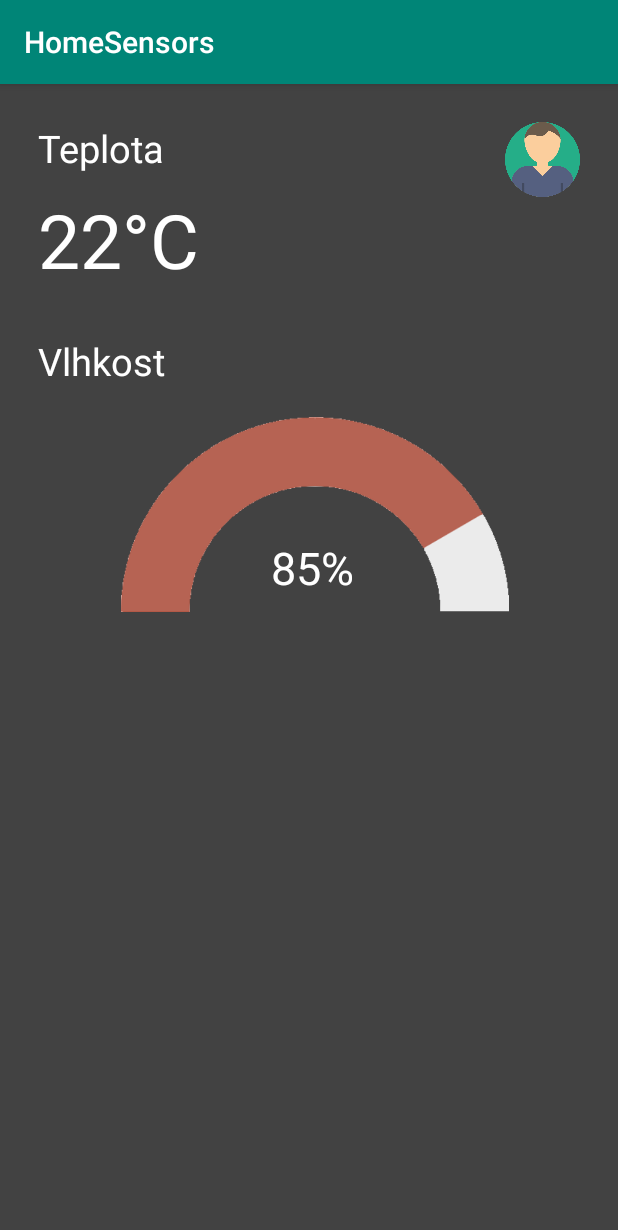
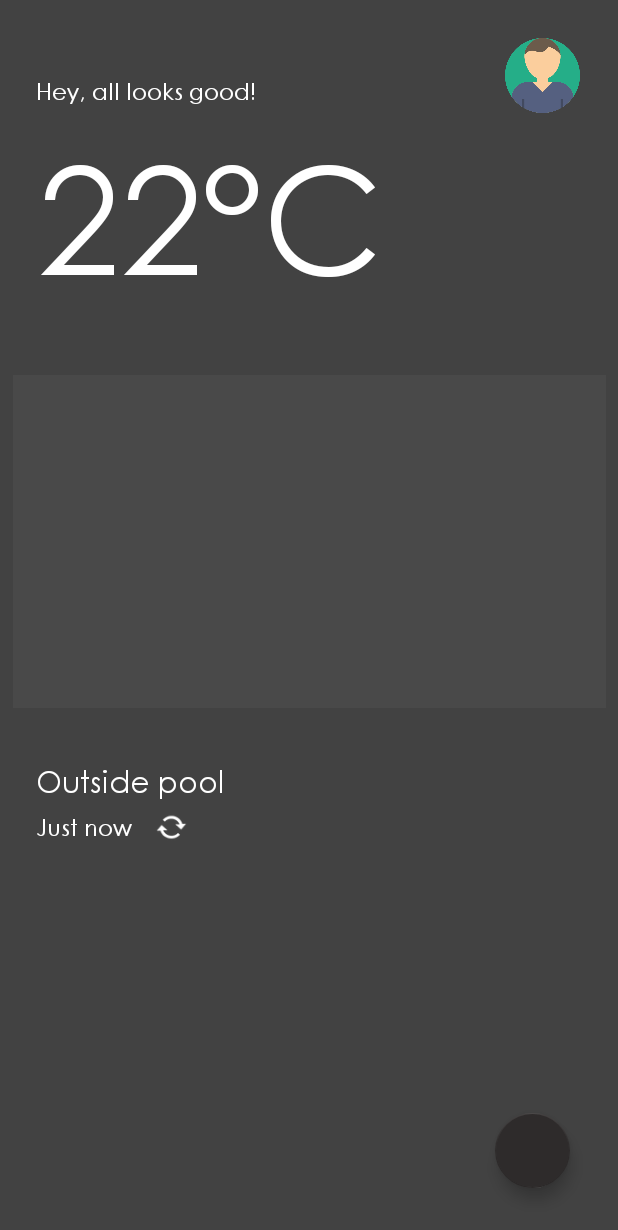
Before and after one commit to Founasek-ufo/AppOld, an Android app: the screen it shows after launch (MainActivity), on a phone screen of 412 x 824 dp. Shown: the top 1230 px of the screen. Run offline under Robolectric (Android 15) with nearby library versions, the phone set to English and light mode, and no system bars.

Commit message:
- Responsive design - UI changes - New font - Century Gothic

```diff
--- a/app/build.gradle
+++ b/app/build.gradle
@@ -31,4 +31,5 @@ dependencies {
     testImplementation 'junit:junit:4.12'
     androidTestImplementation 'androidx.test:runner:1.2.0'
     androidTestImplementation 'androidx.test.espresso:espresso-core:3.2.0'
+    implementation 'com.google.android.material:material:1.0.0'
 }
--- a/app/src/main/res/layout/activity_main.xml
+++ b/app/src/main/res/layout/activity_main.xml
@@ -1,56 +1,82 @@
 <?xml version="1.0" encoding="utf-8"?>
-<RelativeLayout
+<androidx.constraintlayout.widget.ConstraintLayout
         xmlns:android="http://schemas.android.com/apk/res/android"
         xmlns:app="http://schemas.android.com/apk/res-auto"
-        android:layout_width="match_parent"
+        xmlns:tools="http://schemas.android.com/tools" android:layout_width="match_parent"
         android:layout_height="match_parent"
-        android:background="#FF424242"
->
+        android:background="#FF424242" android:id="@+id/relativeLayout2">
 
+    <FrameLayout
+            android:layout_width="395dp"
+            android:layout_height="222dp"
+            android:backgroundTint="#494949" app:layout_constraintEnd_toEndOf="parent" android:layout_marginEnd="8dp"
+            android:layout_marginBottom="8dp" app:layout_constraintBottom_toTopOf="@+id/position_text"
+            app:layout_constraintStart_toStartOf="parent" android:layout_marginStart="8dp"
+            android:layout_marginTop="8dp" app:layout_constraintTop_toBottomOf="@+id/temperature_text"
+            android:background="#FFFFFF">
 
+    </FrameLayout>
+    <ImageView
+            android:id="@+id/profileimage"
+            android:layout_width="50dp"
+            android:layout_height="50dp"
+            app:srcCompat="@drawable/user_photo"
+            android:layout_marginEnd="25dp" android:layout_marginTop="25dp"
+            android:contentDescription="@string/user_photo_description" app:layout_constraintTop_toTopOf="parent"
+            app:layout_constraintEnd_toEndOf="parent" tools:layout_conversion_wrapWidth="175"
+            tools:layout_conversion_wrapHeight="175" android:clickable="true"/>
+    <TextView
+            android:text="@string/temperature_text"
+            android:layout_width="wrap_content"
+            android:layout_height="wrap_content" android:id="@+id/message_text" android:layout_marginTop="50dp"
+            android:layout_marginStart="24dp" android:textSize="15sp" android:textColor="#FFFFFF"
+            android:textAlignment="textStart" app:layout_constraintTop_toTopOf="parent"
+            app:layout_constraintStart_toStartOf="parent"
+            tools:layout_conversion_wrapWidth="455" tools:layout_conversion_wrapHeight="71"
+            android:fontFamily="@font/gothic_century"/>
     <TextView
             android:text="@string/temperature_value"
             android:layout_width="wrap_content"
-            android:layout_height="wrap_content" android:id="@+id/textView" android:layout_marginTop="10dp"
-            android:layout_marginEnd="219dp" android:layout_alignParentEnd="true" android:layout_alignParentStart="true"
-            android:layout_marginStart="25dp" android:textSize="50sp" android:textColor="#FFFFFF"
-            android:textAlignment="textStart" android:layout_below="@+id/textView3"/>
+            android:layout_height="wrap_content" android:id="@+id/temperature_text" android:layout_marginTop="5dp"
+            android:layout_marginStart="24dp" android:textSize="100sp" android:textColor="#FFFFFF"
+            android:textAlignment="textStart" app:layout_constraintStart_toStartOf="parent"
+            app:layout_constraintTop_toBottomOf="@+id/message_text"
+            tools:layout_conversion_wrapWidth="374" tools:layout_conversion_wrapHeight="236"/>
+
     <TextView
-            android:text="@string/temperature_text"
+            android:text="@string/position_text"
             android:layout_width="wrap_content"
-            android:layout_height="wrap_content" android:id="@+id/textView3" android:layout_marginTop="25dp"
-            android:layout_alignParentTop="true"
-            android:layout_marginEnd="221dp" android:layout_alignParentEnd="true" android:layout_alignParentStart="true"
-            android:layout_marginStart="25dp" android:textSize="25sp" android:textColor="#FFFFFF"
-            android:textAlignment="textStart"/>
+            android:layout_height="wrap_content" android:id="@+id/position_text"
+            android:layout_marginStart="24dp" android:textSize="20sp" android:textColor="#FFFFFF"
+            android:textAlignment="textStart" app:layout_constraintStart_toStartOf="parent"
+            tools:layout_conversion_wrapWidth="394" tools:layout_conversion_wrapHeight="94"
+            android:layout_marginBottom="8dp"
+            app:layout_constraintBottom_toBottomOf="parent" android:layout_marginTop="8dp"
+            app:layout_constraintTop_toTopOf="parent" app:layout_constraintVertical_bias="0.64"/>
     <TextView
-            android:text="@string/humidity_text"
+            android:text="@string/data_update_date"
             android:layout_width="wrap_content"
-            android:layout_height="wrap_content" android:id="@+id/textView4" android:layout_marginTop="30dp"
-            android:layout_marginEnd="225dp" android:layout_alignParentEnd="true" android:layout_alignParentStart="true"
-            android:layout_marginStart="25dp" android:textSize="25sp" android:textColor="#FFFFFF"
-            android:textAlignment="textStart" android:layout_below="@+id/textView"/>
-    <TextView
-            android:text="@string/humidity_value"
-            android:layout_width="wrap_content"
-            android:layout_height="50dp" android:id="@+id/textView5" android:layout_marginTop="80dp"
-            android:layout_marginEnd="147dp" android:layout_alignParentEnd="true" android:layout_alignParentStart="true"
-            android:layout_marginStart="152dp" android:textSize="30sp" android:textColor="#FFFFFF"
-            android:textAlignment="center"
-            android:layout_alignBottom="@+id/imageView2" android:layout_alignTop="@+id/imageView2"/>
+            android:layout_height="wrap_content" android:id="@+id/update_date_text" android:layout_marginTop="5dp"
+            android:layout_marginStart="24dp" android:textSize="15sp" android:textColor="#FFFFFF"
+            android:textAlignment="textStart" app:layout_constraintStart_toStartOf="parent"
+            app:layout_constraintTop_toBottomOf="@+id/position_text"
+            tools:layout_conversion_wrapWidth="217" tools:layout_conversion_wrapHeight="71"
+            android:layout_marginBottom="8dp" app:layout_constraintBottom_toBottomOf="parent"
+            app:layout_constraintVertical_bias="0.0"/>
     <ImageView
-            android:id="@+id/imageView"
+            android:layout_width="31dp"
+            android:layout_height="22dp" app:srcCompat="@android:drawable/stat_notify_sync"
+            android:id="@+id/updatingdata_image"
+            tools:layout_conversion_wrapWidth="140" tools:layout_conversion_wrapHeight="172"
+            app:layout_constraintStart_toEndOf="@+id/update_date_text" android:layout_marginStart="10dp"
+            app:layout_constraintTop_toBottomOf="@+id/position_text" android:layout_marginTop="5dp"/>
+    <com.google.android.material.floatingactionbutton.FloatingActionButton
             android:layout_width="50dp"
             android:layout_height="50dp"
-            app:srcCompat="@drawable/user_photo"
-            android:layout_alignParentTop="true"
-            android:layout_alignParentEnd="true" android:layout_marginEnd="25dp" android:layout_marginTop="25dp"
-            android:contentDescription="@string/user_photo_description"/>
-    <ImageView
-            android:layout_width="match_parent"
-            android:layout_height="130dp" app:srcCompat="@drawable/chart" android:id="@+id/imageView2"
-            android:layout_marginTop="20dp" android:layout_below="@+id/textView4" android:layout_alignParentEnd="true"
-            android:layout_marginEnd="67dp" android:layout_alignParentStart="true" android:layout_marginStart="75dp"
-            android:contentDescription="@string/chart_description"/>
+            android:clickable="true"
+            android:id="@+id/floatingActionButton" app:layout_constraintEnd_toEndOf="parent"
+            android:layout_marginEnd="32dp" android:layout_marginBottom="32dp"
+            app:layout_constraintBottom_toBottomOf="parent" app:backgroundTint="#2E2B2B"/>
 
-</RelativeLayout>
+
+</androidx.constraintlayout.widget.ConstraintLayout>
--- a/app/src/main/res/values/strings.xml
+++ b/app/src/main/res/values/strings.xml
@@ -1,9 +1,8 @@
 <resources>
     <string name="app_name">HomeSensors</string>
     <string name="user_photo_description">UserPhoto</string>
-    <string name="chart_description">HumidityChart</string>
     <string name="temperature_value">22°C</string>
-    <string name="temperature_text">Teplota</string>
-    <string name="humidity_text">Vlhkost</string>
-    <string name="humidity_value">85%</string>
+    <string name="temperature_text">Hey, all looks good!</string>
+    <string name="position_text">Outside pool</string>
+    <string name="data_update_date">Just now</string>
 </resources>
--- a/app/src/main/res/values/styles.xml
+++ b/app/src/main/res/values/styles.xml
@@ -1,11 +1,14 @@
 <resources>
 
     <!-- Base application theme. -->
-    <style name="AppTheme" parent="Theme.AppCompat.Light.DarkActionBar">
+    <style name="AppTheme" parent="Theme.AppCompat.Light.NoActionBar">
         <!-- Customize your theme here. -->
+
         <item name="colorPrimary">@color/colorPrimary</item>
         <item name="colorPrimaryDark">@color/colorPrimaryDark</item>
         <item name="colorAccent">@color/colorAccent</item>
+        <item name="android:fontFamily">@font/gothic_century</item>
+
     </style>
 
 </resources>
```
Also changed, not shown: app/src/main/res/font/gothic_century.ttf (added).
